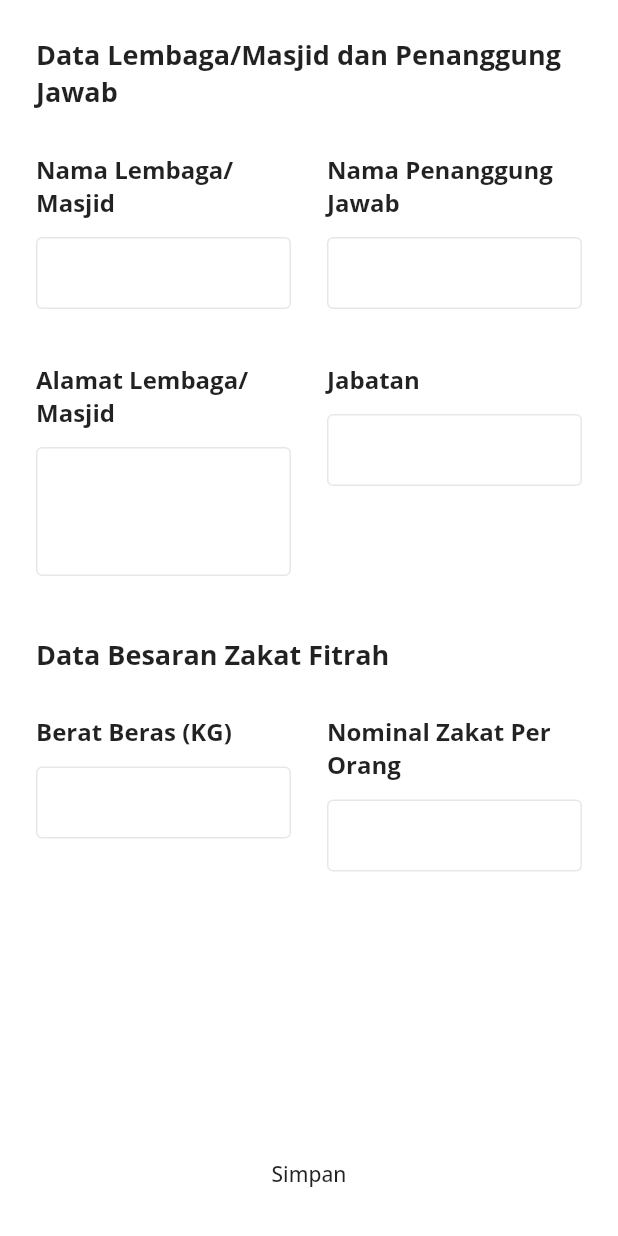
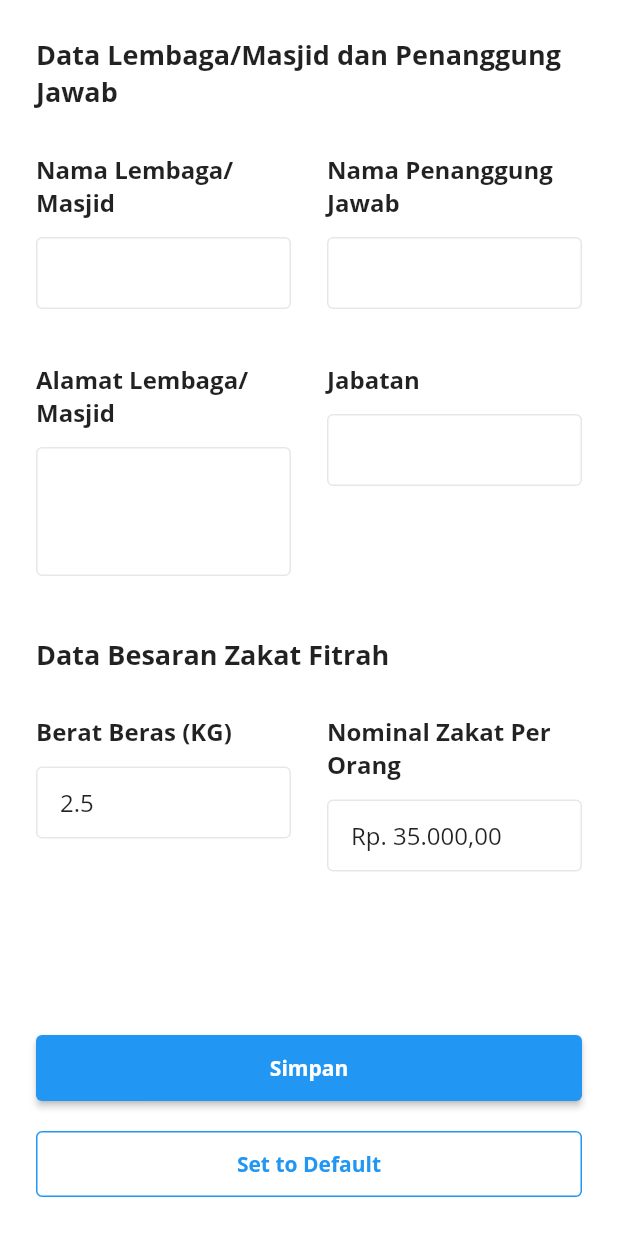
Before and after one commit to bayuirfan52/zakat-apps-desktop, a Flutter app: the SettingsView screen opened by its route, after a tap on "Simpan", on a phone screen of 412 x 824 dp. Run offline on Flutter 3.47's test engine with Material 2 defaults, Android fonts, the phone set to English and light mode, and no system bars; drawn by our look-alikes of velocity_x; our stand-ins replace flutter_html, flutter_masked_text2, get, get_storage, google_fonts and 1 more; missing offline and left inert: dart:ffi, side_navigation; accounts and stored records are empty; statements that could not run were skipped.

Commit message:
feat: settings save & load data

````diff
--- a/lib/app/extensions/string_ext.dart
+++ b/lib/app/extensions/string_ext.dart
@@ -8,3 +8,38 @@ extension HtmlExtensions on String {
     return parsedString;
   }
 }
+
+extension StringExtensions on String? {
+  /// Returns the first [n] characters of the string.
+  ///
+  /// n is optional, by default it returns the first character of the string.
+  ///
+  /// If [n] provided is longer than the string's length, the string will be returned.
+  ///
+  /// Faster than using
+  /// ```dart
+  /// substring(0,count)
+  /// ```
+  /// ### Example 1
+  /// ```dart
+  /// String foo = 'hello world';
+  /// String firstChars = foo.first(); // returns 'h'
+  /// ```
+  /// ### Example 2
+  /// ```dart
+  /// String foo = 'hello world';
+  /// bool firstChars = foo.first(3); // returns 'hel'
+  /// ```
+  String? first({int n = 1}) {
+    if (this == null) {
+      return null;
+    }
+    if (this!.isEmpty) {
+      return this;
+    }
+    if (this!.length < n) {
+      return this;
+    }
+    return this!.substring(0, n);
+  }
+}
--- /dev/null
+++ b/lib/app/helpers/preference_helper.dart
@@ -0,0 +1,42 @@
+import 'dart:ffi';
+
+import 'package:get/get.dart';
+import 'package:get_storage/get_storage.dart';
+
+const NAME_INSTITUTION = 'name_institution';
+const ADDRESS_INSTITUTION = 'address_institution';
+const NAME_RESPONSIBLE = 'name_responsible';
+const POSITION_RESPONSIBLE = 'position_responsible';
+const WEIGHT_FITR_MAIN = 'weight_fitr_main';
+const PRICE_FITR_MAIN = 'price_fitr_main';
+
+mixin PreferenceHelper {
+  static final _prefs = Get.find<GetStorage>();
+  static Map<String, dynamic> getDefault() {
+    final defaultSettings = {
+      NAME_INSTITUTION: '',
+      ADDRESS_INSTITUTION: '',
+      NAME_RESPONSIBLE: '',
+      POSITION_RESPONSIBLE: '',
+      WEIGHT_FITR_MAIN: 2.5,
+      PRICE_FITR_MAIN: 35000,
+    };
+    return defaultSettings;
+  }
+
+  static Future<void> saveSettings(Map<String, dynamic> data) async {
+    await _prefs.write(NAME_INSTITUTION, data[NAME_INSTITUTION]);
+    await _prefs.write(ADDRESS_INSTITUTION, data[ADDRESS_INSTITUTION]);
+    await _prefs.write(NAME_RESPONSIBLE, data[NAME_RESPONSIBLE]);
+    await _prefs.write(POSITION_RESPONSIBLE, data[POSITION_RESPONSIBLE]);
+    await _prefs.write(WEIGHT_FITR_MAIN, data[WEIGHT_FITR_MAIN]);
+    await _prefs.write(PRICE_FITR_MAIN, data[PRICE_FITR_MAIN]);
+  }
+
+  static int? currentFitrPrice() => _prefs.read<int>(PRICE_FITR_MAIN);
+  static double? currentFitrWeight() => _prefs.read<double>(WEIGHT_FITR_MAIN);
+  static String? currentNameResponsible() => _prefs.read<String>(NAME_RESPONSIBLE);
+  static String? currentPositionResponsible() => _prefs.read<String>(POSITION_RESPONSIBLE);
+  static String? currentNameInstitution() => _prefs.read<String>(NAME_INSTITUTION);
+  static String? currentAddressInstitution() => _prefs.read<String>(ADDRESS_INSTITUTION);
+}
--- a/lib/app/modules/home/home_view.dart
+++ b/lib/app/modules/home/home_view.dart
@@ -32,11 +32,7 @@ class HomeView extends GetView<HomeController> {
               ),
             ),
             header: SideNavigationBarHeader(
-              image: Image.asset(
-                'assets/icons/icon.png',
-                height: 36,
-                width: 48,
-              ).paddingAll(8),
+              image: Container(),
               title: Text(
                 'Zakat Apps',
                 style: GoogleFonts.openSans(
@@ -44,7 +40,13 @@ class HomeView extends GetView<HomeController> {
                   fontWeight: FontWeight.bold,
                 ),
               ),
-              subtitle: Text('Takmir'),
+              subtitle: Text(
+                'Takmir',
+                style: GoogleFonts.openSans(
+                  fontSize: 12,
+                  fontWeight: FontWeight.normal,
+                ),
+              ),
             ),
             footer: SideNavigationBarFooter(
               label: Text(
--- a/lib/app/modules/settings/settings_controller.dart
+++ b/lib/app/modules/settings/settings_controller.dart
@@ -1,5 +1,10 @@
+import 'dart:developer';
+import 'dart:ffi';
+
 import 'package:flutter/material.dart';
+import 'package:flutter_masked_text2/flutter_masked_text2.dart';
 import 'package:get/get.dart';
+import 'package:zakat_apps/app/helpers/preference_helper.dart';
 
 class SettingsController extends GetxController {
   final nameController = TextEditingController();
@@ -7,10 +12,29 @@ class SettingsController extends GetxController {
   final namePersonController = TextEditingController();
   final positionController = TextEditingController();
   final weightController = TextEditingController();
-  final priceController = TextEditingController();
+  final priceController = MoneyMaskedTextController(leftSymbol: 'Rp. ');
+
   @override
   void onInit() {
     super.onInit();
+    final condition = PreferenceHelper.currentFitrPrice() != null && PreferenceHelper.currentFitrWeight() != null;
+
+    nameController.text = PreferenceHelper.currentNameInstitution() ?? '';
+    addressController.text = PreferenceHelper.currentAddressInstitution() ?? '';
+    namePersonController.text = PreferenceHelper.currentNameResponsible() ?? '';
+    positionController.text = PreferenceHelper.currentPositionResponsible() ?? '';
+
+    if (condition) {
+      priceController.updateValue(double.parse(PreferenceHelper.currentFitrPrice().toString()));
+      weightController.text = PreferenceHelper.currentFitrWeight().toString();
+    } else {
+      final defaultSettings = PreferenceHelper.getDefault();
+      final price = defaultSettings[PRICE_FITR_MAIN] as int;
+      final weight = defaultSettings[WEIGHT_FITR_MAIN] as double;
+
+      priceController.updateValue(double.parse(price.toString()));
+      weightController.text = weight.toString();
+    }
   }
 
   @override
@@ -22,4 +46,17 @@ class SettingsController extends GetxController {
   void onClose() {
     super.onClose();
   }
+
+  void saveData() {
+    final data = {
+      NAME_INSTITUTION: nameController.text,
+      ADDRESS_INSTITUTION: addressController.text,
+      NAME_RESPONSIBLE: namePersonController.text,
+      POSITION_RESPONSIBLE: positionController.text,
+      WEIGHT_FITR_MAIN: double.parse(weightController.text),
+      PRICE_FITR_MAIN: priceController.numberValue.toInt(),
+    };
+
+    PreferenceHelper.saveSettings(data);
+  }
 }
--- a/lib/app/modules/settings/settings_view.dart
+++ b/lib/app/modules/settings/settings_view.dart
@@ -3,6 +3,9 @@ import 'package:flutter/material.dart';
 import 'package:get/get.dart';
 import 'package:google_fonts/google_fonts.dart';
 import 'package:velocity_x/velocity_x.dart';
+import 'package:zakat_apps/app/theme/color.dart';
+import 'package:zakat_apps/app/utils/widgets/ex_button_default.dart';
+import 'package:zakat_apps/app/utils/widgets/ex_button_outline.dart';
 import 'package:zakat_apps/app/utils/widgets/ex_textfield_multiline.dart';
 import 'package:zakat_apps/app/utils/widgets/ex_textfield_normal.dart';
 
@@ -125,6 +128,7 @@ class SettingsView extends GetView<SettingsController> {
               subtitle: ExTextFieldNormal(
                 tfController: controller.priceController,
                 textInputType: TextInputType.number,
+                clear: false,
               ).pSymmetric(v: 12),
               contentPadding: EdgeInsets.symmetric(vertical: 8),
             ).expand(),
@@ -136,11 +140,17 @@ class SettingsView extends GetView<SettingsController> {
         SizedBox(height: 16),
       ]).p24().scrollVertical(physics: AlwaysScrollableScrollPhysics()),
       bottomNavigationBar: VStack([
-        MaterialButton(
+        ExButtonDefault(
+          onPressed: () => controller.saveData(),
+          label: 'Simpan',
+        ).wFull(context),
+        SizedBox(height: 16),
+        ExButtonOutline(
+          borderColor: colorPrimary,
           onPressed: () {},
-          child: Text('Simpan').p16(),
-        ).wFull(context).marginSymmetric(vertical: 16, horizontal: 16)
-      ]),
+          label: 'Set to Default',
+        ).wFull(context),
+      ]).p24(),
     );
   }
 }
--- /dev/null
+++ b/lib/app/utils/widgets/ex_button_default.dart
@@ -0,0 +1,104 @@
+import 'package:flutter/material.dart';
+import 'package:velocity_x/velocity_x.dart';
+import 'package:zakat_apps/app/extensions/string_ext.dart';
+
+///   created               : Aditya Pratama
+///   originalFilename      : ex_button_default
+///   date                  : 24 Jun 2021
+///   —————————————————————————————————————————————————————————————————————————————
+///   <img width="199" alt="image" src="https://user-images.githubusercontent.com/36602270/169626629-60056c7a-2081-4cb5-95a3-b88db7d00492.png">
+
+class ExButtonDefault extends StatelessWidget {
+  const ExButtonDefault({
+    super.key,
+    this.label = '',
+    this.onPressed,
+    this.width,
+    this.height = 44,
+    this.backgroundColor,
+    this.labelColor,
+    this.labelSize = 14,
+    this.isLabelBold = true,
+    this.radius = 4,
+    this.leftIcon,
+    this.isShowBadge = false,
+    this.badgeTextCount,
+    this.badgeColor = Colors.red,
+    this.isEnable = true,
+  });
+
+  final double? width;
+  final double? height;
+  final String? label;
+  final Color? backgroundColor;
+  final Color? labelColor;
+  final VoidCallback? onPressed;
+  final double? labelSize;
+  final double radius;
+  final Widget? leftIcon;
+  final bool? isLabelBold;
+  final bool? isShowBadge;
+  final int? badgeTextCount;
+  final Color? badgeColor;
+  final bool? isEnable;
+
+  @override
+  Widget build(BuildContext context) {
+    var badgeCountForPrint = badgeTextCount;
+    if (badgeTextCount != null && badgeTextCount! >= 99) {
+      badgeCountForPrint = 99;
+    }
+
+    if (isEnable ?? true) {
+      return ElevatedButton(
+        onPressed: onPressed ?? () {},
+        style: ElevatedButton.styleFrom(
+          backgroundColor: backgroundColor,
+          shape: RoundedRectangleBorder(borderRadius: BorderRadius.circular(radius)),
+          minimumSize: Size(width ?? 44, height ?? 44),
+        ),
+        child: HStack(
+          [
+            if (leftIcon != null) HStack([leftIcon!, 8.widthBox]),
+            '$label'.text.textStyle(TextStyle(color: labelColor, fontWeight: isLabelBold ?? true ? FontWeight.w700 : FontWeight.normal)).size(labelSize).overflow(TextOverflow.ellipsis).make(),
+            if (isShowBadge ?? true && badgeCountForPrint != 0)
+              HStack([
+                8.widthBox,
+                Container(
+                  height: 20,
+                  width: 28,
+                  color: badgeColor,
+                  child: '${badgeCountForPrint.toString().first(n: 2)}'.text.color(Colors.white).size(12).maxLines(1).align(TextAlign.center).makeCentered(),
+                ).cornerRadius(90),
+              ]),
+          ],
+        ),
+      );
+    } else {
+      return ElevatedButton(
+        onPressed: null,
+        style: ElevatedButton.styleFrom(
+          backgroundColor: backgroundColor,
+          shape: RoundedRectangleBorder(borderRadius: BorderRadius.circular(radius)),
+          minimumSize: Size(width ?? 44, height ?? 44),
+        ),
+        child: HStack(
+          [
+            if (leftIcon != null) HStack([leftIcon!, 8.widthBox]),
+            '$label'.text.textStyle(TextStyle(color: labelColor, fontWeight: isLabelBold ?? true ? FontWeight.w700 : FontWeight.normal)).size(labelSize).overflow(TextOverflow.ellipsis).make(),
+            if (isShowBadge ?? true && badgeCountForPrint != 0)
+              HStack([
+                8.widthBox,
+                Container(
+                  height: 20,
+                  width: 28,
+                  color: badgeColor,
+                  child: '${badgeCountForPrint.toString().first(n: 2)}'.text.color(Colors.white).size(12).maxLines(1).align(TextAlign.center).makeCentered(),
+                ).cornerRadius(90),
+              ]),
+          ],
+        ),
+      );
+    }
+  }
+}
--- /dev/null
+++ b/lib/app/utils/widgets/ex_button_outline.dart
@@ -0,0 +1,122 @@
+import 'package:flutter/material.dart';
+import 'package:velocity_x/velocity_x.dart';
+import 'package:zakat_apps/app/theme/color.dart';
+import 'package:zakat_apps/app/extensions/string_ext.dart';
+
+///   created               : Aditya Pratama
+///   originalFilename      : ex_button_outline
+///   date                  : 24 Jun 2021
+///   —————————————————————————————————————————————————————————————————————————————
+///   <img width="199" alt="image" src="https://user-images.githubusercontent.com/36602270/169626629-60056c7a-2081-4cb5-95a3-b88db7d00492.png">
+
+class ExButtonOutline extends StatelessWidget {
+  const ExButtonOutline({
+    super.key,
+    this.width,
+    this.height = 44,
+    this.label = 'ExButton',
+    this.onPressed,
+    this.labelColor,
+    this.borderColor,
+    this.radius = 4,
+    this.labelSize = 14,
+    this.backgroundColor,
+    this.leftIcon,
+    this.rightIcon,
+    this.isLabelBold,
+    this.isShowBadge = false,
+    this.badgeTextCount,
+    this.badgeColor = Colors.red,
+    this.isEnable = true,
+  });
+
+  final double? width;
+  final double? height;
+  final String? label;
+  final VoidCallback? onPressed;
+  final Color? labelColor;
+  final Color? borderColor;
+  final Color? backgroundColor;
+  final double radius;
+  final double? labelSize;
+  final Widget? leftIcon;
+  final Widget? rightIcon;
+  final bool? isLabelBold;
+  final bool? isShowBadge;
+  final int? badgeTextCount;
+  final Color? badgeColor;
+  final bool? isEnable;
+
+  @override
+  Widget build(BuildContext context) {
+    var badgeCountForPrint = badgeTextCount;
+    if (badgeTextCount != null && badgeTextCount! >= 99) {
+      badgeCountForPrint = 99;
+    }
+
+    if (isEnable ?? true) {
+      return OutlinedButton(
+        onPressed: onPressed ?? () {},
+        style: OutlinedButton.styleFrom(
+          foregroundColor: labelColor,
+          backgroundColor: backgroundColor,
+          side: BorderSide(color: borderColor ?? colorGrey),
+          shape: RoundedRectangleBorder(borderRadius: BorderRadius.circular(radius)),
+          minimumSize: Size(width ?? 44, height ?? 44),
+        ),
+        child: HStack([
+          if (leftIcon != null) HStack([leftIcon!, 8.widthBox]),
+          '$label'
+              .text
+              .textStyle(TextStyle(color: labelColor, fontWeight: isLabelBold ?? true ? FontWeight.w700 : FontWeight.normal))
+              .size(labelSize)
+              .overflow(TextOverflow.ellipsis)
+              .maxLines(1)
+              .make(),
+          if (isShowBadge ?? true && badgeCountForPrint != 0)
+            HStack([
+              8.widthBox,
+              Container(
+                height: 20,
+                width: 28,
+                color: badgeColor,
+                child: '${badgeCountForPrint.toString().first(n: 2)}'.text.color(Colors.white).size(12).maxLines(1).align(TextAlign.center).makeCentered(),
+              ).cornerRadius(90),
+            ]),
+          if (rightIcon != null) rightIcon!,
+        ]),
+      );
+    } else {
+      return OutlinedButton(
+        onPressed: null,
+        style: OutlinedButton.styleFrom(
+          foregroundColor: labelColor,
+          backgroundColor: backgroundColor,
+          side: BorderSide(color: borderColor ?? colorGrey),
+          shape: RoundedRectangleBorder(borderRadius: BorderRadius.circular(radius)),
+          minimumSize: Size(width ?? 44, height ?? 44),
+        ),
+        child: HStack([
+          if (leftIcon != null) HStack([leftIcon!, 8.widthBox]),
+          '$label'
+              .text
+              .textStyle(TextStyle(color: labelColor, fontWeight: isLabelBold ?? true ? FontWeight.w700 : FontWeight.normal))
+              .size(labelSize)
+              .overflow(TextOverflow.ellipsis)
+              .maxLines(1)
+              .make(),
+          if (isShowBadge ?? true && badgeCountForPrint != 0)
+            HStack([
+              8.widthBox,
+              Container(
+                height: 20,
+                width: 28,
+                color: badgeColor,
+                child: '${badgeCountForPrint.toString().first(n: 2)}'.text.color(Colors.white).size(12).maxLines(1).align(TextAlign.center).makeCentered(),
+              ).cornerRadius(90),
+            ]),
+        ]),
+      );
+    }
+  }
+}
--- a/lib/main.dart
+++ b/lib/main.dart
@@ -14,6 +14,7 @@ Future<void> main() async {
       SystemChrome.setSystemUIOverlayStyle(SystemUiOverlayStyle(statusBarColor: colorPrimary));
       WidgetsFlutterBinding.ensureInitialized();
       await GetStorage.init();
+      Get.lazyPut<GetStorage>(() => GetStorage());
 
       runApp(ZakatApps());
     },
--- a/pubspec.yaml
+++ b/pubspec.yaml
@@ -55,6 +55,9 @@ dependencies:
   side_navigation: ^1.0.4
   rename: ^2.1.1
   package_info_plus: ^3.1.0
+  esc_pos_printer: ^4.1.0
+  printing: ^5.9.3
+  flutter_masked_text2: ^0.9.1
 
 dev_dependencies:
   flutter_test:
````
Also changed, not shown: pubspec.lock, 2 other files.
